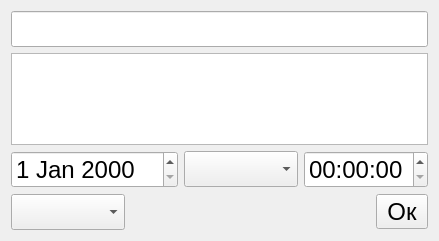
Old version of the form task.ui in the repository LesterEvSe/Task-Manager.
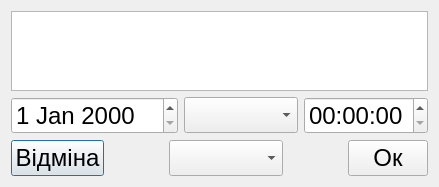
New version of the form.

What changed in the file:
```diff
--- a/task.ui
+++ b/task.ui
@@ -6,8 +6,8 @@
    <rect>
     <x>0</x>
     <y>0</y>
-    <width>425</width>
-    <height>241</height>
+    <width>418</width>
+    <height>187</height>
    </rect>
   </property>
   <property name="font">
@@ -20,10 +20,7 @@
   </property>
   <layout class="QVBoxLayout" name="verticalLayout">
    <item>
-    <widget class="QLineEdit" name="taskLineEdit"/>
-   </item>
-   <item>
-    <widget class="QTextEdit" name="descriptionTextEdit"/>
+    <widget class="QTextEdit" name="mainTextEdit"/>
    </item>
    <item>
     <layout class="QHBoxLayout" name="horizontalLayout">
@@ -40,6 +37,26 @@
    </item>
    <item>
     <layout class="QHBoxLayout" name="horizontalLayout_2">
+     <item>
+      <widget class="QPushButton" name="cancelButton">
+       <property name="text">
+        <string>Відміна</string>
+       </property>
+      </widget>
+     </item>
+     <item>
+      <spacer name="horizontalSpacer_2">
+       <property name="orientation">
+        <enum>Qt::Horizontal</enum>
+       </property>
+       <property name="sizeHint" stdset="0">
+        <size>
+         <width>40</width>
+         <height>20</height>
+        </size>
+       </property>
+      </spacer>
+     </item>
      <item>
       <widget class="QComboBox" name="containerBox">
        <property name="sizePolicy">
@@ -64,7 +81,7 @@
       </spacer>
      </item>
      <item>
-      <widget class="QToolButton" name="toolButton">
+      <widget class="QPushButton" name="okButton">
        <property name="text">
         <string>Ок</string>
        </property>
```
